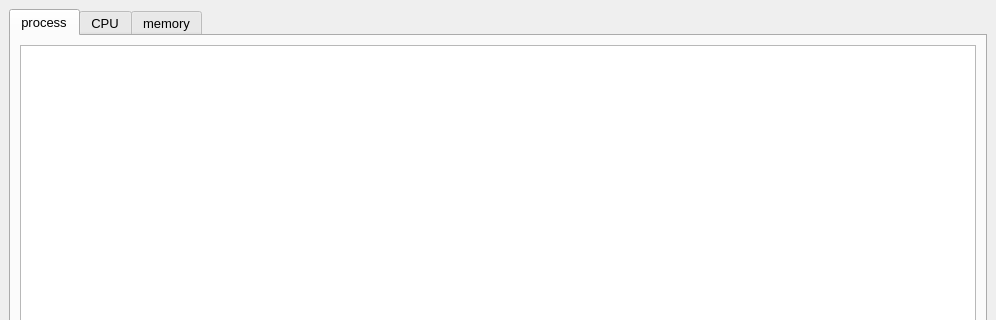
Above: mainwindow.ui from KessoPavel/LinuxTaskManager before the change; both pictures show x 0 to 996 and y 0 to 320 of the 996 by 600 pixel window. Below: the same form after it.
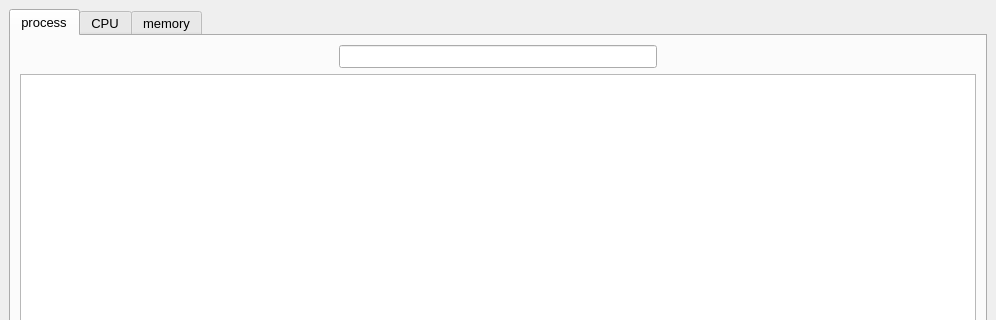
That is the form after the change.

Diff of the .ui file:
```diff
--- a/mainwindow.ui
+++ b/mainwindow.ui
@@ -51,7 +51,7 @@
         <string>process</string>
        </attribute>
        <layout class="QGridLayout" name="gridLayout_2">
-        <item row="1" column="0">
+        <item row="2" column="0">
          <layout class="QVBoxLayout" name="verticalLayout">
           <item>
            <layout class="QHBoxLayout" name="horizontalLayout">
@@ -86,13 +86,46 @@
           </item>
          </layout>
         </item>
-        <item row="0" column="0">
+        <item row="1" column="0">
          <widget class="QTableView" name="tableView">
           <property name="styleSheet">
            <string notr="true"/>
           </property>
          </widget>
         </item>
+        <item row="0" column="0">
+         <layout class="QHBoxLayout" name="horizontalLayout_2">
+          <item>
+           <spacer name="horizontalSpacer_2">
+            <property name="orientation">
+             <enum>Qt::Horizontal</enum>
+            </property>
+            <property name="sizeHint" stdset="0">
+             <size>
+              <width>40</width>
+              <height>20</height>
+             </size>
+            </property>
+           </spacer>
+          </item>
+          <item>
+           <widget class="QLineEdit" name="lineEdit"/>
+          </item>
+          <item>
+           <spacer name="horizontalSpacer_3">
+            <property name="orientation">
+             <enum>Qt::Horizontal</enum>
+            </property>
+            <property name="sizeHint" stdset="0">
+             <size>
+              <width>40</width>
+              <height>20</height>
+             </size>
+            </property>
+           </spacer>
+          </item>
+         </layout>
+        </item>
        </layout>
       </widget>
       <widget class="QWidget" name="tab_2">
```
